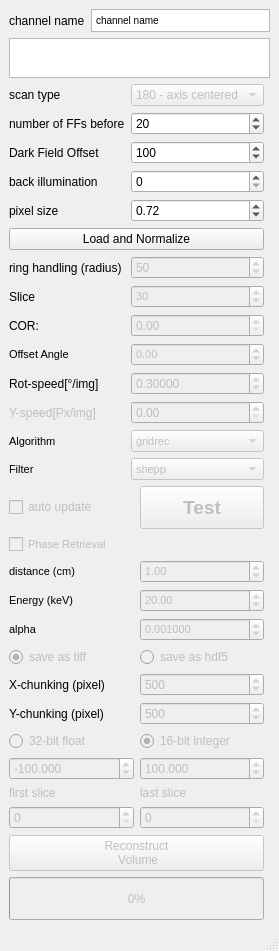
HMarkoetter/BAMline_CT_preview_RECO, file BAMline_on_the_fly_CT/on_the_fly_CT_reco_hdf_panel.ui: the form before one commit.
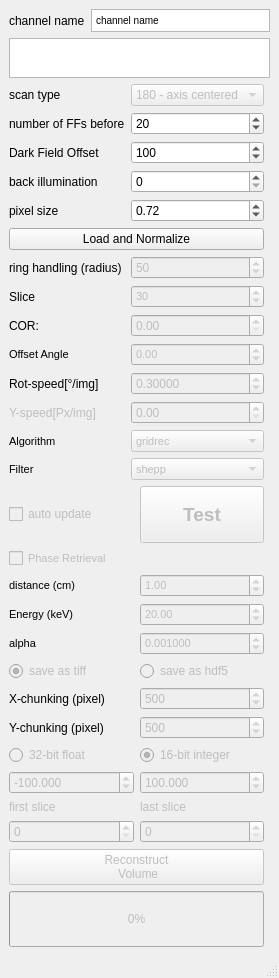
The form after the commit.

Commit message: bug fixes and automatic output folder with sample name

```diff
--- a/BAMline_on_the_fly_CT/on_the_fly_CT_reco_hdf_panel.ui
+++ b/BAMline_on_the_fly_CT/on_the_fly_CT_reco_hdf_panel.ui
@@ -7,7 +7,7 @@
     <x>0</x>
     <y>0</y>
     <width>268</width>
-    <height>951</height>
+    <height>978</height>
    </rect>
   </property>
   <property name="windowTitle">
```
The commit also changes 1 other file.
